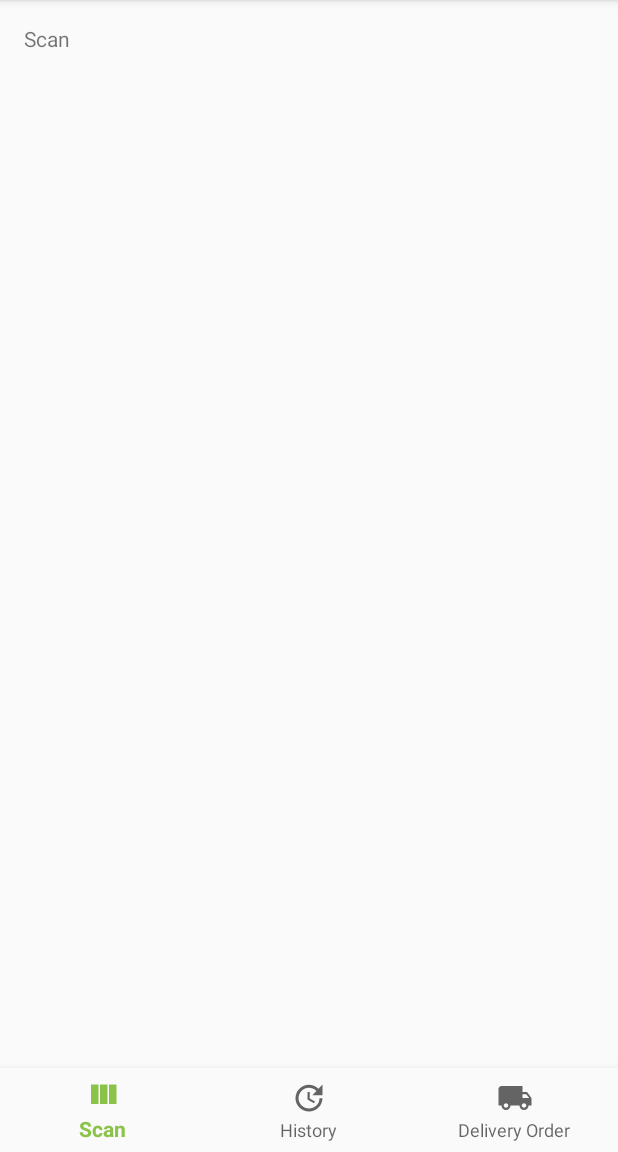
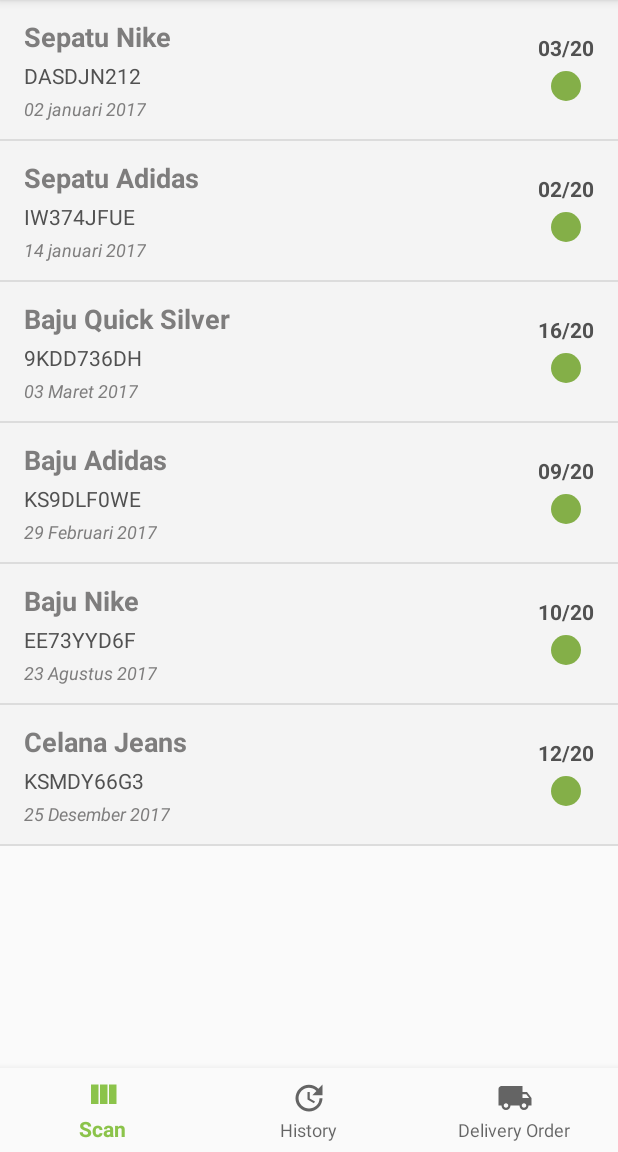
Before and after one commit to CruthOver/Project_Magang, an Android app: the fragment NotificationsFragment placed in its activity, on a phone screen of 412 x 824 dp, the part 84-1236 px from its top. Run offline under Robolectric (Android 15) with nearby library versions, the phone set to English and light mode, and no system bars; libraries missing offline, so code that uses them is left out: me.dm7.barcodescanner.

Commit message:
delivery order

```diff
--- a/app/build.gradle
+++ b/app/build.gradle
@@ -21,6 +21,7 @@ android {
 }
 
 dependencies {
+    implementation 'com.android.support.constraint:constraint-layout:1.0.2'
     compile fileTree(dir: 'libs', include: ['*.jar'])
     androidTestCompile('com.android.support.test.espresso:espresso-core:2.2.2', {
         exclude group: 'com.android.support', module: 'support-annotations'
--- a/app/src/main/AndroidManifest.xml
+++ b/app/src/main/AndroidManifest.xml
@@ -6,7 +6,7 @@
 
     <uses-feature
         android:name="android.hardware.camera"
-        android:required="true"/>
+        android:required="true" />
     <uses-feature android:name="android.hardware.camera.autofocus" />
 
     <!-- To auto-complete the email text field in the login form with the user's emails -->
@@ -37,6 +37,7 @@
                 <category android:name="android.intent.category.LAUNCHER" />
             </intent-filter>
         </activity>
+        <activity android:name=".DeliveryOrder"></activity>
     </application>
 
 </manifest>
--- /dev/null
+++ b/app/src/main/java/org/wiradipa/projectmagang/Notification.java
@@ -0,0 +1,58 @@
+package org.wiradipa.projectmagang;
+
+/**
+ * Created by AndhikaEffendy on 1/6/2018.
+ */
+
+public class Notification {
+    private String mnamaBarang, mmerekBarang, mjam, mTotalBarang;
+    private int mAvailable;
+
+    public Notification(String mnamaBarang, String mmerekBarang, String mjam, String mTotalBarang, int mAvailable) {
+        this.mnamaBarang = mnamaBarang;
+        this.mmerekBarang = mmerekBarang;
+        this.mjam = mjam;
+        this.mTotalBarang = mTotalBarang;
+        this.mAvailable = mAvailable;
+    }
+
+    public int getmAvailable() {
+        return mAvailable;
+    }
+
+    public void setmAvailable(int mAvailable) {
+        this.mAvailable = mAvailable;
+    }
+
+    public void setMnamaBarang(String namaBarang) {
+        this.mnamaBarang = namaBarang;
+    }
+
+    public void setMmerekBarang(String merekBarang) {
+        this.mmerekBarang = merekBarang;
+    }
+
+    public void setMjam(String jam) {
+        this.mjam = jam;
+    }
+
+    public void setmTotalBarang(String TotalBarang) {
+        this.mTotalBarang = TotalBarang;
+    }
+
+    public String getMnamaBarang() {
+        return mnamaBarang;
+    }
+
+    public String getMmerekBarang() {
+        return mmerekBarang;
+    }
+
+    public String getMjam() {
+        return mjam;
+    }
+
+    public String getmTotalBarang() {
+        return mTotalBarang;
+    }
+}
--- /dev/null
+++ b/app/src/main/java/org/wiradipa/projectmagang/NotificationsAdapter.java
@@ -0,0 +1,45 @@
+package org.wiradipa.projectmagang;
+
+import android.content.Context;
+import android.support.annotation.NonNull;
+import android.support.annotation.Nullable;
+import android.support.v4.content.ContextCompat;
+import android.view.LayoutInflater;
+import android.view.View;
+import android.view.ViewGroup;
+import android.widget.ArrayAdapter;
+import android.widget.ImageView;
+import android.widget.TextView;
+
+import java.util.List;
+
+/**
+ * Created by AndhikaEffendy on 1/6/2018.
+ */
+
+public class NotificationsAdapter extends ArrayAdapter<Notification> {
+    public NotificationsAdapter(@NonNull Context context, @NonNull List<Notification> objects) {
+        super(context, 0, objects);
+    }
+
+    @NonNull
+    @Override
+    public View getView(int position, @Nullable View convertView, @NonNull ViewGroup parent) {
+        if (convertView == null){
+            convertView = LayoutInflater.from(getContext()).inflate(R.layout.listview_deliveryorder,parent,false);
+        }
+        Notification current = getItem(position);
+        TextView namaBarang = (TextView) convertView.findViewById(R.id.nBarang);
+        TextView kodeBarang = (TextView) convertView.findViewById(R.id.kBarang);
+        TextView tanggal = (TextView) convertView.findViewById(R.id.tnggl);
+        TextView totalBarang = (TextView) convertView.findViewById(R.id.total_barang);
+        ImageView tersedia = (ImageView) convertView.findViewById(R.id.available);
+
+        namaBarang.setText(current.getMnamaBarang());
+        kodeBarang.setText(current.getMmerekBarang());
+        tanggal.setText(current.getMjam());
+        totalBarang.setText(current.getmTotalBarang());
+        return convertView;
+    }
+
+}
--- a/app/src/main/java/org/wiradipa/projectmagang/NotificationsFragment.java
+++ b/app/src/main/java/org/wiradipa/projectmagang/NotificationsFragment.java
@@ -1,11 +1,19 @@
 package org.wiradipa.projectmagang;
 
 
+import android.content.Intent;
 import android.os.Bundle;
 import android.support.v4.app.Fragment;
 import android.view.LayoutInflater;
 import android.view.View;
 import android.view.ViewGroup;
+import android.widget.AdapterView;
+import android.widget.ArrayAdapter;
+import android.widget.ListView;
+import android.widget.TextView;
+
+import java.util.ArrayList;
+import java.util.List;
 
 
 /**
@@ -18,12 +26,36 @@ public class NotificationsFragment extends Fragment {
         // Required empty public constructor
     }
 
-
     @Override
     public View onCreateView(LayoutInflater inflater, ViewGroup container,
                              Bundle savedInstanceState) {
-        // Inflate the layout for this fragment
-        return inflater.inflate(R.layout.fragment_notifications, container, false);
+
+        final View view = inflater.inflate(R.layout.fragment_notifications, container, false);
+
+        TextView kosong = (TextView) view.findViewById(R.id.kosong);
+
+        ArrayList<Notification> notifications = new ArrayList<>();
+        notifications.add(new Notification("Sepatu Nike","DASDJN212","02 januari 2017","03/20", 0));
+        notifications.add(new Notification("Sepatu Adidas","IW374JFUE","14 januari 2017","02/20",0));
+        notifications.add(new Notification("Baju Quick Silver","9KDD736DH","03 Maret 2017","16/20",0));
+        notifications.add(new Notification("Baju Adidas","KS9DLF0WE","29 Februari 2017","09/20",0));
+        notifications.add(new Notification("Baju Nike","EE73YYD6F","23 Agustus 2017","10/20",0));
+        notifications.add(new Notification("Celana Jeans","KSMDY66G3","25 Desember 2017","12/20",0));
+
+        ListView list = view.findViewById(R.id.list_item);
+
+        NotificationsAdapter adapter = new NotificationsAdapter(getActivity(),notifications);
+        list.setAdapter(adapter);
+
+        list.setOnItemClickListener(new AdapterView.OnItemClickListener() {
+            @Override
+            public void onItemClick(AdapterView<?> adapter, View view, int position, long id) {
+                    adapter.getItemAtPosition(position);
+                    Intent intent = new Intent(getActivity(), DeliveryOrder.class);
+                    startActivity(intent);
+            }
+        });
+
+        return view;
     }
-
 }
--- a/app/src/main/java/org/wiradipa/projectmagang/RecentsFragment.java
+++ b/app/src/main/java/org/wiradipa/projectmagang/RecentsFragment.java
@@ -33,6 +33,9 @@ public class RecentsFragment extends Fragment {
         recentses.add(new Recents("Sepatu Specs", "SPTSPC070118", "07/01/2018", "11.47"));
         recentses.add(new Recents("Sepatu Puma", "SPTPM050818", "08/01/2018", "09.10"));
         recentses.add(new Recents("Sepatu League", "SPTLG090118", "09/01/2018", "10.23"));
+        recentses.add(new Recents("Sepatu League", "SPTLG090118", "09/01/2018", "10.23"));
+        recentses.add(new Recents("Sepatu League", "SPTLG090118", "09/01/2018", "10.23"));
+        recentses.add(new Recents("Sepatu League", "SPTLG090118", "09/01/2018", "10.23"));
 
         ListView recentsList = (ListView) view.findViewById(R.id.list_recent);
 
--- /dev/null
+++ b/app/src/main/res/drawable/ic_available.xml
@@ -0,0 +1,9 @@
+<vector xmlns:android="http://schemas.android.com/apk/res/android"
+        android:width="24dp"
+        android:height="24dp"
+        android:viewportWidth="24.0"
+        android:viewportHeight="24.0">
+    <path
+        android:fillColor="#FF000000"
+        android:pathData="M12,12m-10,0a10,10 0,1 1,20 0a10,10 0,1 1,-20 0"/>
+</vector>
--- a/app/src/main/res/layout/fragment_notifications.xml
+++ b/app/src/main/res/layout/fragment_notifications.xml
@@ -5,9 +5,17 @@
     tools:context="org.wiradipa.projectmagang.NotificationsFragment">
 
     <ListView
-        android:id="@+id/list_do"
+        android:id="@+id/list_item"
         android:layout_width="match_parent"
         android:layout_height="match_parent">
     </ListView>
+    <TextView
+        android:id="@+id/kosong"
+        android:layout_width="wrap_content"
+        android:layout_height="wrap_content"
+        android:text="data kosong"
+        android:padding="16dp"
+        android:textSize="20sp"
+        android:visibility="gone"/>
 
 </FrameLayout>
--- a/app/src/main/res/layout/listview_deliveryorder.xml
+++ b/app/src/main/res/layout/listview_deliveryorder.xml
@@ -1,9 +1,13 @@
 <?xml version="1.0" encoding="utf-8"?>
 <LinearLayout
     xmlns:android="http://schemas.android.com/apk/res/android"
+    xmlns:app="http://schemas.android.com/apk/res-auto"
     android:layout_width="match_parent"
     android:layout_height="wrap_content"
-    android:padding="16dp"
+    android:paddingLeft="16dp"
+    android:paddingRight="16dp"
+    android:paddingTop="12dp"
+    android:paddingBottom="12dp"
     android:background="@color/backgroundList">
     <LinearLayout
         android:layout_width="wrap_content"
@@ -11,21 +15,23 @@
         android:layout_weight="1"
         android:orientation="vertical">
         <TextView
-            android:id="@+id/textView"
+            android:id="@+id/nBarang"
             android:layout_width="wrap_content"
             android:layout_height="wrap_content"
             android:text="Sepatu Adidas"
             android:textColor="@color/font1"
-            android:textSize="22sp"
+            android:textSize="18sp"
             android:textStyle="bold" />
         <TextView
+            android:id="@+id/kBarang"
             android:layout_width="wrap_content"
             android:layout_height="wrap_content"
             android:text="Danu Stiawan"
             android:paddingTop="4dp"
             android:textColor="@color/font2"
-            android:textSize="16sp"/>
+            android:textSize="14sp"/>
         <TextView
+            android:id="@+id/tnggl"
             android:layout_width="wrap_content"
             android:layout_height="wrap_content"
             android:text="02 Jan 2018"
@@ -37,12 +43,27 @@
     <LinearLayout
         android:layout_width="wrap_content"
         android:layout_height="wrap_content"
+        android:paddingTop="10dp"
         android:orientation="vertical">
         <TextView
+            android:id="@+id/total_barang"
             android:layout_width="wrap_content"
             android:layout_height="wrap_content"
             android:text="10/20"
             android:textColor="@color/font2"
-            android:textSize="20sp"/>
+            android:textStyle="bold"
+            android:textSize="14sp"/>
+        <ImageView
+            android:id="@+id/available"
+            android:layout_width="wrap_content"
+            android:layout_height="wrap_content"
+            android:layout_gravity="center"
+            android:layout_marginTop="4dp"
+            android:maxWidth="25dp"
+            android:maxHeight="25dp"
+            android:scaleType="fitCenter"
+            android:adjustViewBounds="true"
+            app:srcCompat="@drawable/ic_available"
+            android:tint="@color/colorPrimaryDark"/>
     </LinearLayout>
 </LinearLayout>
--- a/app/src/main/res/menu/navigation.xml
+++ b/app/src/main/res/menu/navigation.xml
@@ -1,5 +1,6 @@
 <?xml version="1.0" encoding="utf-8"?>
-<menu xmlns:android="http://schemas.android.com/apk/res/android">
+<menu xmlns:android="http://schemas.android.com/apk/res/android"
+    xmlns:app="http://schemas.android.com/apk/res-auto">
 
     <item
         android:id="@+id/navigation_scam"
--- a/app/src/main/res/values/colors.xml
+++ b/app/src/main/res/values/colors.xml
@@ -8,4 +8,5 @@
     <color name="white">#FFFFFF</color>
     <color name="button">#689F38</color>
     <color name="backgroundList">#F4F4F4</color>
+    <color name="red">#FFFF0000</color>
 </resources>
--- a/build.gradle
+++ b/build.gradle
@@ -5,7 +5,7 @@ buildscript {
         jcenter()
     }
     dependencies {
-        classpath 'com.android.tools.build:gradle:2.3.3'
+        classpath 'com.android.tools.build:gradle:3.0.1'
 
         // NOTE: Do not place your application dependencies here; they belong
         // in the individual module build.gradle files
```
Also changed, not shown: app/src/main/java/org/wiradipa/projectmagang/DeliveryOrder.java (added, +13 -0 lines), app/src/main/java/org/wiradipa/projectmagang/MainActivity.java (+9 -0 lines), app/src/main/res/drawable/ic_logout.xml (added, +9 -0 lines), app/src/main/res/layout/activity_delivery_order.xml (renamed from app/src/main/res/layout/detail_do.xml, +6 -4 lines), app/src/main/res/layout/listview_history.xml (+4 -4 lines).
